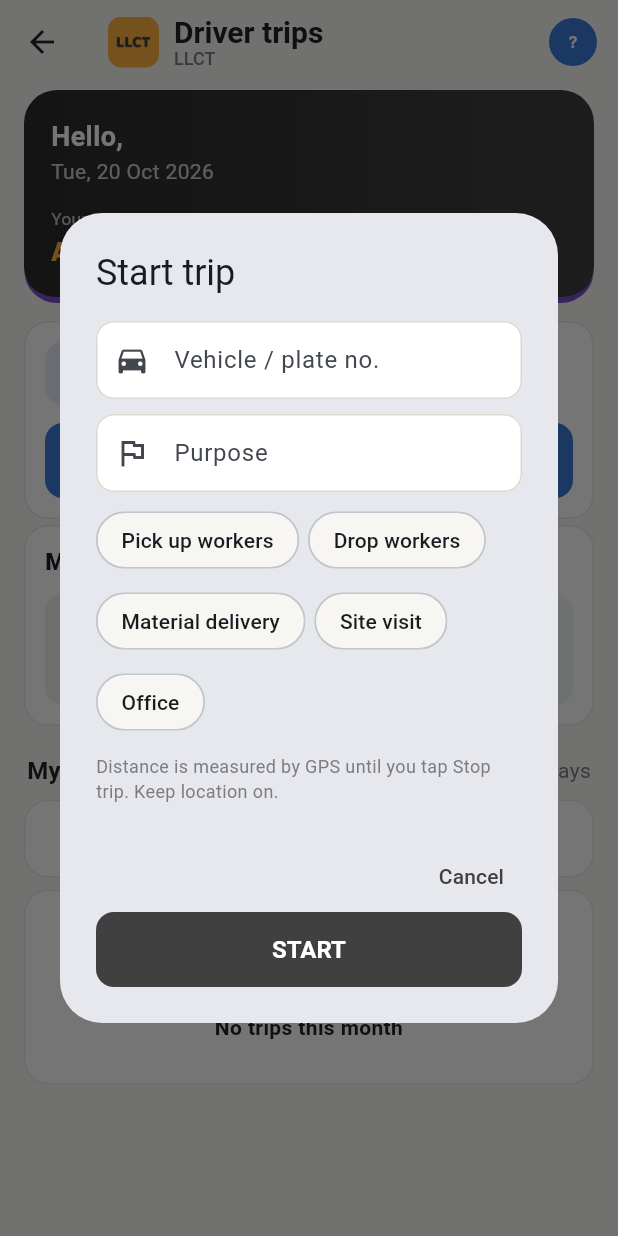
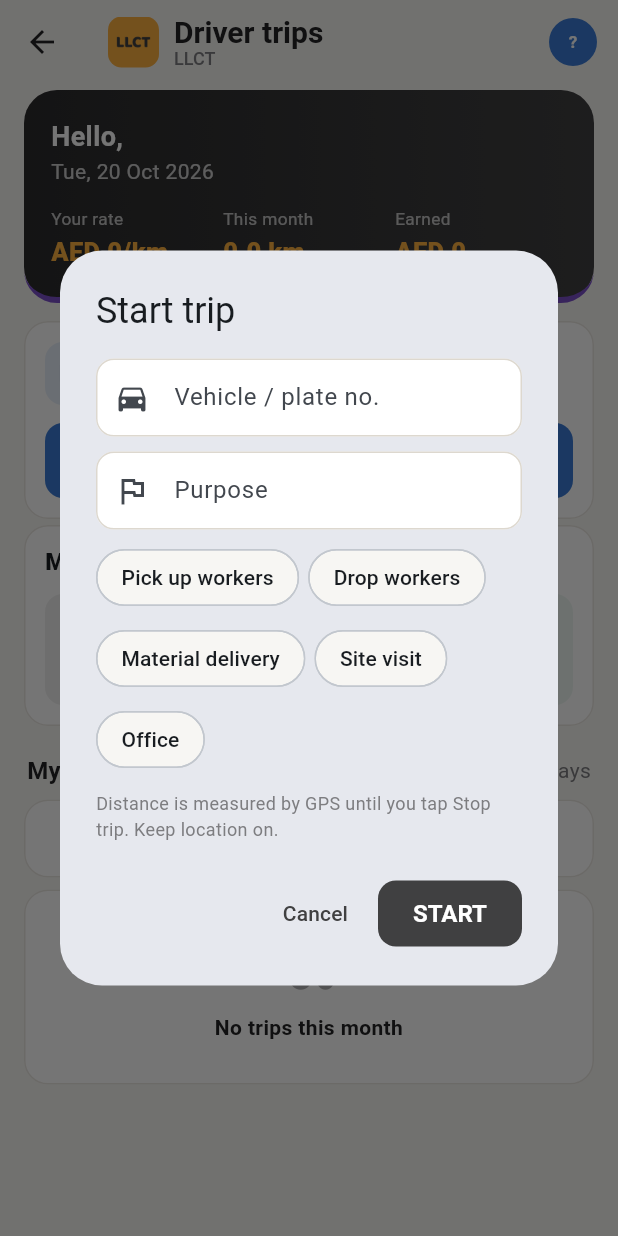
Before and after one commit to anwar3000/llct-att, a Flutter app: the DriverShell screen opened directly with empty values, after a tap on "START TRIP", on a phone screen of 412 x 824 dp. Run offline on Flutter 3.47's test engine with Material 3 defaults, Android fonts, the phone set to English and light mode, and no system bars; our stand-ins replace cloud_firestore, file_picker, firebase_auth, firebase_core, flutter_map, geolocator and 2 more; accounts and stored records are empty; generated files the repository leaves out were written again.

Commit message:
Fix squeezed vertical text (full-width button theme in rows/dialogs), ride card layout, trip cost row; single-scroll big-screen pages, static overview map; v1.5.3
Co-Authored-By: Claude Opus 5.5 <noreply@anthropic.com>
Claude-Session: https://claude.ai/code/session_015qzTpt6uEuWmkNBnxjV4nm

```diff
--- a/lib/core/utils.dart
+++ b/lib/core/utils.dart
@@ -99,7 +99,7 @@ String initials(String name) {
 }
 
 /// Shown in the profile sheet so staff can confirm they have the latest app.
-const kAppVersion = '1.5.2';
+const kAppVersion = '1.5.3';
 
 void showSnack(BuildContext context, String msg, {bool error = false}) {
   ScaffoldMessenger.of(context)
--- a/lib/screens/admin/live_map_tab.dart
+++ b/lib/screens/admin/live_map_tab.dart
@@ -286,6 +286,9 @@ class _LiveMapTabState extends State<LiveMapTab> {
           options: MapOptions(
             initialCenter: pts.isNotEmpty ? pts.first : kDefaultCenter,
             initialZoom: pts.isNotEmpty ? 12 : 4,
+            // The small map on the Overview is a preview: no dragging, so the page scrolls normally.
+            interactionOptions: InteractionOptions(
+                flags: widget.embedded ? InteractiveFlag.none : InteractiveFlag.all & ~InteractiveFlag.rotate),
             onMapReady: () {
               _ready = true;
               if (pts.isNotEmpty) {
--- a/lib/screens/driver/driver_shell.dart
+++ b/lib/screens/driver/driver_shell.dart
@@ -271,10 +271,14 @@ class _DriverShellState extends State<DriverShell> {
       ),
       body: LayoutBuilder(builder: (context, c) {
         if (c.maxWidth >= 700) {
-          return Row(crossAxisAlignment: CrossAxisAlignment.start, children: [
-            Expanded(child: ListView(padding: const EdgeInsets.fromLTRB(20, 8, 10, 32), children: left)),
-            Expanded(child: ListView(padding: const EdgeInsets.fromLTRB(10, 0, 20, 32), children: right)),
-          ]);
+          return SingleChildScrollView(
+            padding: const EdgeInsets.fromLTRB(20, 8, 20, 32),
+            child: Row(crossAxisAlignment: CrossAxisAlignment.start, children: [
+              Expanded(child: Column(crossAxisAlignment: CrossAxisAlignment.stretch, children: left)),
+              const SizedBox(width: 16),
+              Expanded(child: Column(crossAxisAlignment: CrossAxisAlignment.stretch, children: right)),
+            ]),
+          );
         }
         return ListView(padding: const EdgeInsets.fromLTRB(16, 4, 16, 32), children: [...left, ...right]);
       }),
--- a/lib/widgets/trip_card.dart
+++ b/lib/widgets/trip_card.dart
@@ -104,7 +104,7 @@ class _TripCardState extends State<TripCard> {
           ),
           actions: [
             TextButton(onPressed: () => Navigator.pop(c, false), child: const Text('Cancel')),
-            FilledButton(onPressed: () => Navigator.pop(c, true), child: const Text('START')),
+            FilledButton(style: kDialogButton, onPressed: () => Navigator.pop(c, true), child: const Text('START')),
           ],
         ),
       ),
@@ -214,29 +214,37 @@ class _TripCardState extends State<TripCard> {
               ),
               const SizedBox(width: 8),
               Expanded(child: _metric('Time', LiveTimer(since: t.startAt, style: _big))),
-              const SizedBox(width: 8),
-              Expanded(
+            ]),
+            const SizedBox(height: 8),
+            // Cost: estimate (km × rate) until the driver enters their own — tap to enter / change.
+            Material(
+              color: AppColors.accentSoft,
+              borderRadius: BorderRadius.circular(12),
               child: InkWell(
                 borderRadius: BorderRadius.circular(12),
                 onTap: () => _enterCost(t),
-                  child: _metric(
-                    t.costEntered ? 'Cost ✎' : 'Cost (est.) ✎',
+                child: Padding(
+                  padding: const EdgeInsets.symmetric(horizontal: 12, vertical: 10),
+                  child: Row(children: [
+                    const Icon(Icons.payments_outlined, color: AppColors.accentDark),
+                    const SizedBox(width: 10),
+                    Expanded(
+                      child: Column(crossAxisAlignment: CrossAxisAlignment.start, children: [
+                        Text(t.costEntered ? 'Trip cost' : 'Trip cost (estimate)',
+                            style: const TextStyle(fontSize: 11.5, color: AppColors.muted)),
                         t.costEntered
                             ? Text(fmtMoney(t.cost ?? 0), style: _big)
                             : ValueListenableBuilder<double>(
                                 valueListenable: TripService.instance.distance,
                                 builder: (_, m, __) => Text(fmtMoney((m / 1000 * _rate * 100).round() / 100), style: _big),
                               ),
+                      ]),
                     ),
+                    Text(t.costEntered ? 'Change' : 'Enter cost',
+                        style: const TextStyle(color: AppColors.accentDark, fontWeight: FontWeight.w800)),
+                    const Icon(Icons.chevron_right, color: AppColors.accentDark),
+                  ]),
                 ),
-              ),
-            ]),
-            Align(
-              alignment: Alignment.centerRight,
-              child: TextButton.icon(
-                onPressed: () => _enterCost(t),
-                icon: const Icon(Icons.edit_outlined, size: 18),
-                label: Text(t.costEntered ? 'Change cost' : 'Enter cost now'),
               ),
             ),
             if (t.vehicle.isNotEmpty || t.purpose.isNotEmpty)
@@ -340,6 +348,7 @@ Future<double?> askTripCost(BuildContext context,
         actions: [
           TextButton(onPressed: () => Navigator.pop(c), child: const Text('Cancel')),
           FilledButton(
+            style: kDialogButton,
             onPressed: () {
               final v = double.tryParse(ctrl.text.trim());
               if (v == null || v < 0) {
@@ -367,3 +376,6 @@ Future<void> editTripCost(BuildContext context, Trip t) async {
     if (context.mounted) showSnack(context, 'Could not update: $e', error: true);
   }
 }
+
+/// Dialog / inline buttons: the app theme makes filled buttons full-width, which breaks rows and dialogs.
+final ButtonStyle kDialogButton = FilledButton.styleFrom(minimumSize: const Size(96, 44), padding: const EdgeInsets.symmetric(horizontal: 18));
--- a/pubspec.yaml
+++ b/pubspec.yaml
@@ -1,7 +1,7 @@
 name: attendance_pro
 description: Field staff attendance with GPS check-in/out, site scheduling, site updates, petty cash and a live management dashboard.
 publish_to: 'none'
-version: 1.5.2+16
+version: 1.5.3+17
 
 environment:
   sdk: '>=3.6.0 <4.0.0'
```
Also changed, not shown: lib/screens/admin/overview_tab.dart (+17 -13 lines), lib/screens/employee/home_tab.dart (+10 -4 lines), lib/widgets/ride_card.dart (+20 -13 lines). Lines whose indentation alone changed are shown as unchanged.
